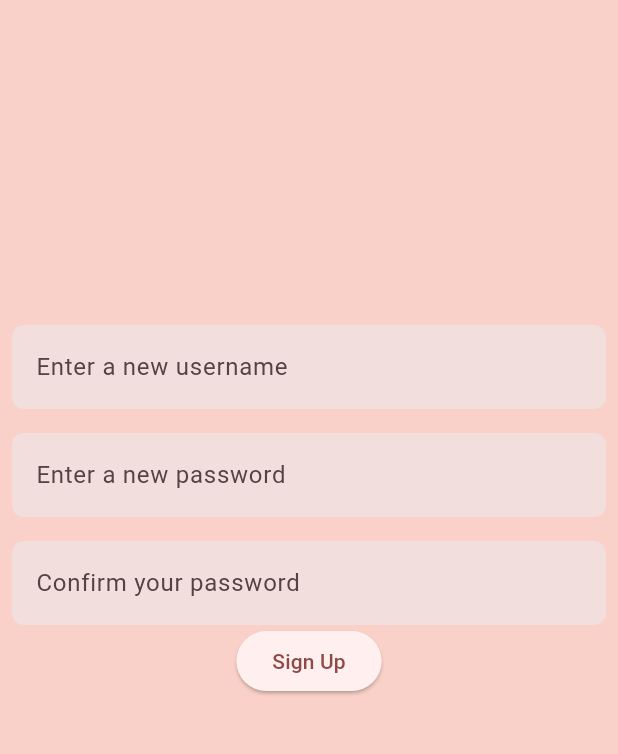
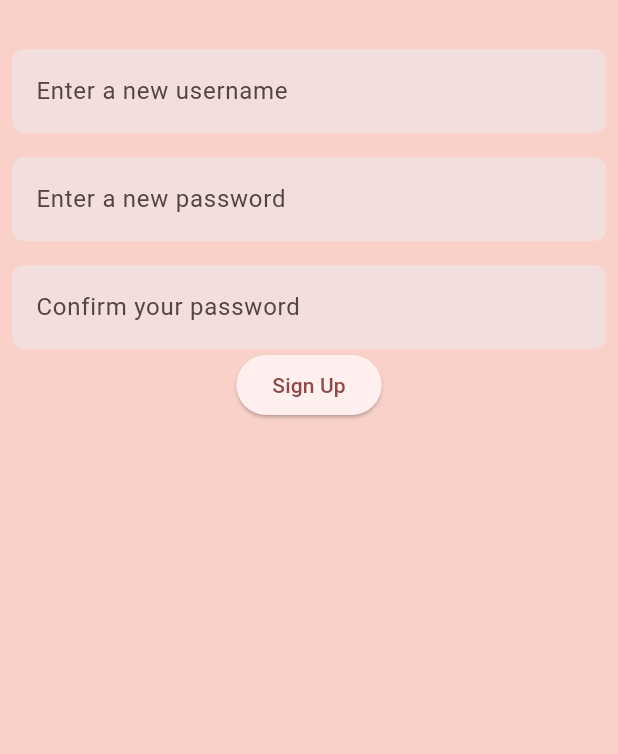
Before and after one commit to Saavy-25/Kubera-Frontend, a Flutter app: the SignUpScreen screen opened directly, on a phone screen of 412 x 824 dp, the part 71-825 px from its top. Run offline on Flutter 3.47's test engine with Material 3 defaults, Android fonts, the phone set to English and light mode, and no system bars; our stand-ins replace fl_chart, image_picker; accounts and stored records are empty; generated files the repository leaves out were written again; network calls fail.

Commit message:
Decentered login and signup - Actually fixed overflow prob (#23)
* decentered

* actually fixed the overflow issue

* added prod url to flutter service

```diff
--- a/flutter_kubera/lib/src/services/flask_service.dart
+++ b/flutter_kubera/lib/src/services/flask_service.dart
@@ -17,10 +17,12 @@ import 'package:provider/provider.dart';
 
 class FlaskService {
   // when running on physical device use the ip address of the machine running the server (i.e your laptop )
-  // static const String baseUrl = 'http://10.136.26.249:8000/flutter';
+  static const String baseUrl = 'http://10.138.12.33:8000/flutter';
+
+  // static const String baseUrl = 'https://kubera-avbyczbee5fybnht.eastus2-01.azurewebsites.net/flutter';
 
   // when running on emulator use the following
-  static const String baseUrl = 'http://localhost:8000/flutter';
+  // static const String baseUrl = 'http://localhost:8000/flutter';
 
   Future<Test> fetchTest() async {
     final response = await http.get(Uri.parse('$baseUrl/get_data'));
--- a/flutter_kubera/lib/src/ui/tabs/settings/authentication/login.dart
+++ b/flutter_kubera/lib/src/ui/tabs/settings/authentication/login.dart
@@ -63,7 +63,7 @@ class _LoginScreenState extends State<LoginScreen> {
         padding: const EdgeInsets.all(8.0),
         child: Column(
           children: [
-            const SizedBox(height: 240),
+            const SizedBox(height: 16),
             TextFormField(
               controller: _usernameController,
               //onSubmitted: fetchSearchResults,
--- a/flutter_kubera/lib/src/ui/tabs/settings/authentication/sign_up.dart
+++ b/flutter_kubera/lib/src/ui/tabs/settings/authentication/sign_up.dart
@@ -62,7 +62,7 @@ class _SignUpScreenState extends State<SignUpScreen> {
         padding: const EdgeInsets.all(8.0),
         child: Column(
           children: [
-            const SizedBox(height: 200),
+            const SizedBox(height: 16),
             TextFormField(
               controller: _usernameController,
               //onSubmitted: fetchSearchResults,
```
Also changed, not shown: flutter_kubera/lib/src/ui/tabs/scan/product_generic_confirmation.dart (+5 -3 lines).
